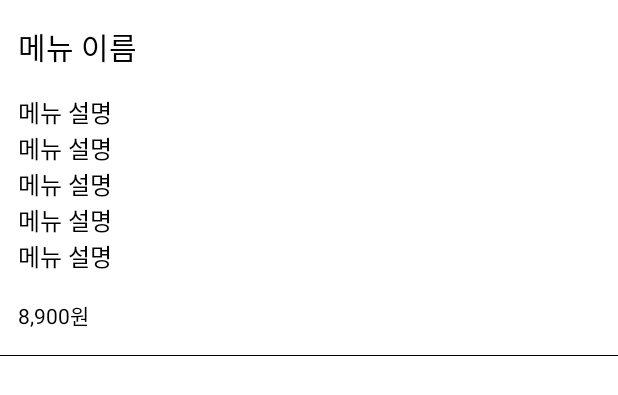
After one commit to Jungchaeyeon/DessertOrderApp, an Android app: the layout viewholder_food_menu.xml on its own in the app's theme, with its tools: preview values and no code run, on a phone screen of 412 x 824 dp. The commit adds this screen. Shown: the top 395 px of the screen. Run offline under Robolectric (Android 15) with nearby library versions, the phone set to English and light mode, and no system bars.

Commit message:
식당 상세화면 메뉴리스트 구현하기

```diff
--- a/app/src/main/java/com/jcy/dessertorderapp/di/appModule.kt
+++ b/app/src/main/java/com/jcy/dessertorderapp/di/appModule.kt
@@ -3,6 +3,7 @@ package com.jcy.dessertorderapp.di
 import com.jcy.dessertorderapp.data.entity.LocationLatLngEntity
 import com.jcy.dessertorderapp.data.entity.MapSearchInfoEntity
 import com.jcy.dessertorderapp.data.entity.RestaurantEntity
+import com.jcy.dessertorderapp.data.entity.RestaurantFoodEntity
 import com.jcy.dessertorderapp.data.repository.DefaultRestaurantRepository
 import com.jcy.dessertorderapp.data.repository.RestaurantRepository
 import com.jcy.dessertorderapp.data.repository.map.DefaultMapRepository
@@ -16,6 +17,8 @@ import com.jcy.dessertorderapp.screen.main.my.MyViewModel
 import com.jcy.dessertorderapp.screen.main.restaurant.RestaurantCategory
 import com.jcy.dessertorderapp.screen.main.restaurant.RestaurantListViewModel
 import com.jcy.dessertorderapp.screen.main.restaurant.detail.RestaurantDetailViewModel
+import com.jcy.dessertorderapp.screen.main.restaurant.detail.menu.RestaurantMenuListViewModel
+import com.jcy.dessertorderapp.screen.main.restaurant.detail.review.RestaurantReviewListViewModel
 import com.jcy.dessertorderapp.screen.mylocation.MyLocationViewModel
 import com.jcy.dessertorderapp.util.provider.DefaultResourceProvider
 import com.jcy.dessertorderapp.util.provider.ResourceProvider
@@ -33,6 +36,9 @@ val appModule = module {
         RestaurantListViewModel(restaurantCategory, locationLatLng, get()) }
     viewModel { (mapSearchInfoEntity : MapSearchInfoEntity) -> MyLocationViewModel(mapSearchInfoEntity,get(),get())}
     viewModel { (restaurantEntity: RestaurantEntity) -> RestaurantDetailViewModel(restaurantEntity,get(),get()) }
+    viewModel { (restaurantId: Long, restaurantFoodList: List<RestaurantFoodEntity>)->
+        RestaurantMenuListViewModel(restaurantId, restaurantFoodList) }
+    viewModel { RestaurantReviewListViewModel() }
 
     single<MapRepository> { DefaultMapRepository(get(),get()) }
     single<RestaurantRepository> { DefaultRestaurantRepository(get(),get(),get())}
--- a/app/src/main/java/com/jcy/dessertorderapp/model/CellType.kt
+++ b/app/src/main/java/com/jcy/dessertorderapp/model/CellType.kt
@@ -2,5 +2,6 @@ package com.jcy.dessertorderapp.model
 
 enum class CellType {
     EMPTY_CELL,
-    RESTAURANT_CELL
+    RESTAURANT_CELL,
+    FOOD_CELL
 }
--- /dev/null
+++ b/app/src/main/java/com/jcy/dessertorderapp/screen/main/restaurant/detail/review/RestaurantReviewListViewModel.kt
@@ -0,0 +1,6 @@
+package com.jcy.dessertorderapp.screen.main.restaurant.detail.review
+
+import com.jcy.dessertorderapp.screen.base.BaseViewModel
+
+class RestaurantReviewListViewModel : BaseViewModel() {
+}
--- /dev/null
+++ b/app/src/main/res/layout/viewholder_food_menu.xml
@@ -0,0 +1,70 @@
+<?xml version="1.0" encoding="utf-8"?>
+<androidx.constraintlayout.widget.ConstraintLayout xmlns:android="http://schemas.android.com/apk/res/android"
+    android:layout_width="match_parent"
+    android:layout_height="wrap_content"
+    xmlns:app="http://schemas.android.com/apk/res-auto"
+    xmlns:tools="http://schemas.android.com/tools"
+    android:clickable="true"
+    android:focusable="true"
+    android:background="?attr/selectableItemBackground">
+
+
+    <ImageView
+        android:id="@+id/foodImage"
+        android:layout_width="120dp"
+        android:layout_height="0dp"
+        app:layout_constraintTop_toTopOf="parent"
+        app:layout_constraintEnd_toEndOf="parent"
+        app:layout_constraintDimensionRatio="w,1:1"
+        android:scaleType="centerCrop"
+        android:layout_margin="16dp"
+        />
+
+    <TextView
+        android:id="@+id/foodTitleText"
+        android:layout_width="0dp"
+        android:layout_height="wrap_content"
+        app:layout_constraintTop_toTopOf="@id/foodImage"
+        app:layout_constraintStart_toStartOf="parent"
+        app:layout_constraintEnd_toStartOf="@id/foodImage"
+        android:layout_marginEnd="16dp"
+        tools:text="메뉴 이름"
+        android:textColor="@color/black"
+        android:textSize="20sp"
+        android:layout_marginStart="12dp"
+        app:layout_constraintVertical_chainStyle="packed"/>
+
+    <TextView
+        android:id="@+id/foodDescriptionText"
+        android:layout_width="0dp"
+        android:layout_height="wrap_content"
+        android:textColor="@color/black"
+        android:textSize="16sp"
+        android:layout_marginEnd="16dp"
+        app:layout_constraintTop_toBottomOf="@id/foodTitleText"
+        app:layout_constraintStart_toStartOf="@id/foodTitleText"
+        app:layout_constraintEnd_toStartOf="@id/foodImage"
+        app:layout_constraintBottom_toTopOf="@id/priceText"
+        tools:text="메뉴 설명\n메뉴 설명\n메뉴 설명\n메뉴 설명\n메뉴 설명" />
+
+    <TextView
+        android:id="@+id/priceText"
+        android:layout_width="wrap_content"
+        android:layout_height="wrap_content"
+        android:textColor="@color/black"
+        app:layout_constraintTop_toBottomOf="@id/foodDescriptionText"
+        app:layout_constraintStart_toStartOf="@id/foodTitleText"
+        app:layout_constraintBottom_toBottomOf="parent"
+        tools:text="8,900원" />
+
+    <View
+        android:layout_width="0dp"
+        android:layout_height="0.5dp"
+        android:layout_marginTop="16dp"
+        android:background="@color/black"
+        app:layout_constraintTop_toBottomOf="@id/priceText"
+        app:layout_constraintStart_toStartOf="parent"
+        app:layout_constraintEnd_toEndOf="parent"
+        app:layout_constraintBottom_toBottomOf="parent" />
+
+</androidx.constraintlayout.widget.ConstraintLayout>
--- /dev/null
+++ b/app/src/main/res/values/restaurant_detail_category.xml
@@ -0,0 +1,6 @@
+<?xml version="1.0" encoding="utf-8"?>
+<resources>
+    <string name="menu">메뉴</string>
+    <string name="review">리뷰</string>
+
+</resources>
```
Also changed, not shown: app/src/main/java/com/jcy/dessertorderapp/model/restaurant/food/FoodModel.kt (added, +14 -0 lines), app/src/main/java/com/jcy/dessertorderapp/screen/main/restaurant/detail/RestaurantCategoryDetail.kt (added, +10 -0 lines), app/src/main/java/com/jcy/dessertorderapp/screen/main/restaurant/detail/RestaurantDetailActivity.kt (+22 -1 lines), app/src/main/java/com/jcy/dessertorderapp/screen/main/restaurant/detail/menu/RestaurantMenuListFragment.kt (added, +68 -0 lines), app/src/main/java/com/jcy/dessertorderapp/screen/main/restaurant/detail/menu/RestaurantMenuListViewModel.kt (added, +31 -0 lines), app/src/main/java/com/jcy/dessertorderapp/screen/main/restaurant/detail/review/RestaurantReviewListFragment.kt (added, +31 -0 lines), app/src/main/java/com/jcy/dessertorderapp/util/mapper/ModelViewHolderMapper.kt (+7 -0 lines), app/src/main/java/com/jcy/dessertorderapp/widget/adapter/RestaurantDetailListFragmentPagerAdapter.kt (added, +15 -0 lines), app/src/main/java/com/jcy/dessertorderapp/widget/adapter/viewholder/food/FoodMenuViewHolder.kt (added, +37 -0 lines), app/src/main/res/layout/fragment_menu_list.xml (added, +15 -0 lines).
